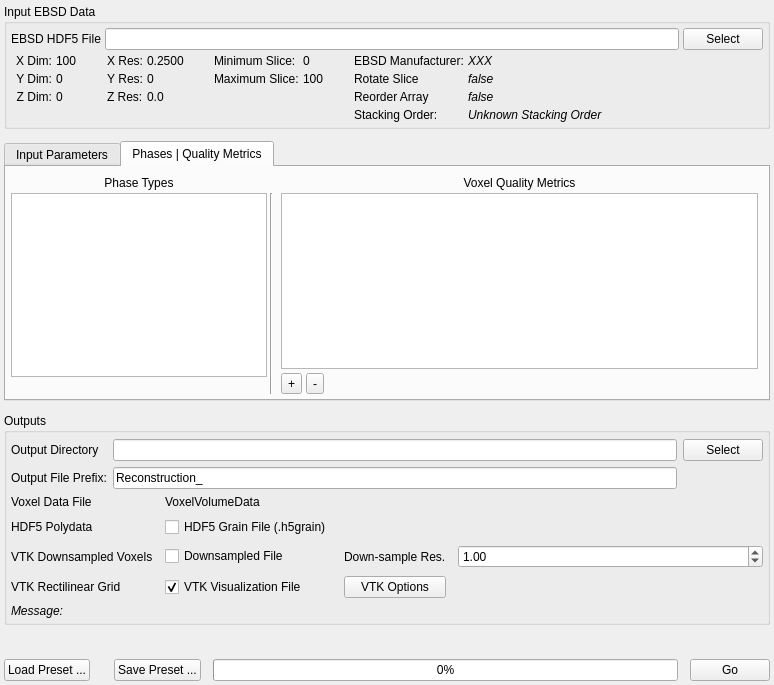
Before: the Qt Designer form Source/Plugins/Reconstruction/UI/ReconstructionWidget.ui in BlueQuartzSoftware/DREAM3D, drawn with Qt 5.
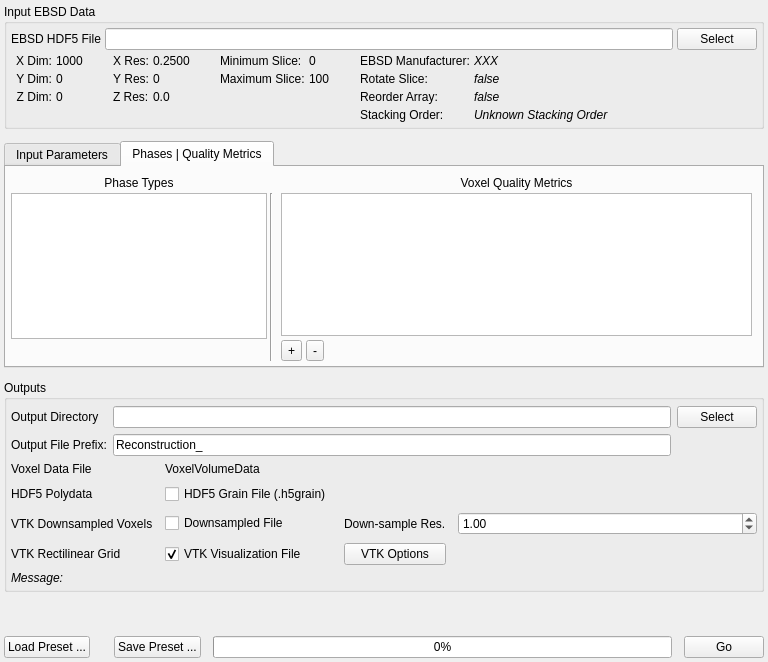
After: the same form once the commit is applied. The open tabs and pages were chosen to show the change. Icons and pictures are not drawn. Custom widgets are drawn as their Qt base class.

Commit message: Updating the User Interface. Refactoring some variables and adding a force fail of the command line version of Reconstruction due to inability to set filters for the reconstrution to determine the 'Good Voxel' array

What changed in the file:
```diff
--- a/Source/Plugins/Reconstruction/UI/ReconstructionWidget.ui
+++ b/Source/Plugins/Reconstruction/UI/ReconstructionWidget.ui
@@ -6,8 +6,8 @@
    <rect>
     <x>0</x>
     <y>0</y>
-    <width>774</width>
-    <height>685</height>
+    <width>768</width>
+    <height>662</height>
    </rect>
   </property>
   <property name="sizePolicy">
@@ -121,7 +121,7 @@
         <item row="0" column="1">
          <widget class="QLabel" name="xDim">
           <property name="text">
-           <string>100</string>
+           <string>1000</string>
           </property>
          </widget>
         </item>
@@ -297,7 +297,7 @@
         <item row="1" column="0">
          <widget class="QLabel" name="label_3">
           <property name="text">
-           <string>Rotate Slice</string>
+           <string>Rotate Slice:</string>
           </property>
          </widget>
         </item>
@@ -335,7 +335,7 @@
         <item row="2" column="0">
          <widget class="QLabel" name="label_20">
           <property name="text">
-           <string>Reorder Array</string>
+           <string>Reorder Array:</string>
           </property>
          </widget>
         </item>
@@ -374,6 +374,12 @@
    </item>
    <item>
     <widget class="QTabWidget" name="tabWidget">
+     <property name="sizePolicy">
+      <sizepolicy hsizetype="Expanding" vsizetype="Maximum">
+       <horstretch>0</horstretch>
+       <verstretch>0</verstretch>
+      </sizepolicy>
+     </property>
      <property name="tabPosition">
       <enum>QTabWidget::North</enum>
      </property>
@@ -585,6 +591,12 @@
       </layout>
      </widget>
      <widget class="QWidget" name="phase_quality_metric_tab">
+      <property name="sizePolicy">
+       <sizepolicy hsizetype="Preferred" vsizetype="Maximum">
+        <horstretch>0</horstretch>
+        <verstretch>0</verstretch>
+       </sizepolicy>
+      </property>
       <attribute name="title">
        <string>Phases | Quality Metrics</string>
       </attribute>
@@ -620,6 +632,24 @@
          </property>
          <item>
           <widget class="QTableView" name="m_QualityMetricTableView">
+           <property name="sizePolicy">
+            <sizepolicy hsizetype="Expanding" vsizetype="Expanding">
+             <horstretch>0</horstretch>
+             <verstretch>0</verstretch>
+            </sizepolicy>
+           </property>
+           <property name="minimumSize">
+            <size>
+             <width>0</width>
+             <height>100</height>
+            </size>
+           </property>
+           <property name="maximumSize">
+            <size>
+             <width>16777215</width>
+             <height>150</height>
+            </size>
+           </property>
            <property name="editTriggers">
             <set>QAbstractItemView::AnyKeyPressed|QAbstractItemView::EditKeyPressed|QAbstractItemView::SelectedClicked</set>
            </property>
@@ -713,11 +743,23 @@
        <item row="1" column="0">
         <widget class="QListWidget" name="phaseTypeList">
          <property name="sizePolicy">
-          <sizepolicy hsizetype="Preferred" vsizetype="Preferred">
+          <sizepolicy hsizetype="Preferred" vsizetype="Expanding">
            <horstretch>0</horstretch>
            <verstretch>0</verstretch>
           </sizepolicy>
          </property>
+         <property name="minimumSize">
+          <size>
+           <width>0</width>
+           <height>100</height>
+          </size>
+         </property>
+         <property name="maximumSize">
+          <size>
+           <width>16777215</width>
+           <height>150</height>
+          </size>
+         </property>
          <property name="editTriggers">
           <set>QAbstractItemView::AllEditTriggers</set>
          </property>
@@ -924,7 +966,7 @@
     </widget>
    </item>
    <item>
-    <spacer name="verticalSpacer">
+    <spacer name="verticalSpacer_2">
      <property name="orientation">
       <enum>Qt::Vertical</enum>
      </property>
```
Left out of the diff: 51 changed lines with no effect on the pictures. The commit also changes 4 other files.
